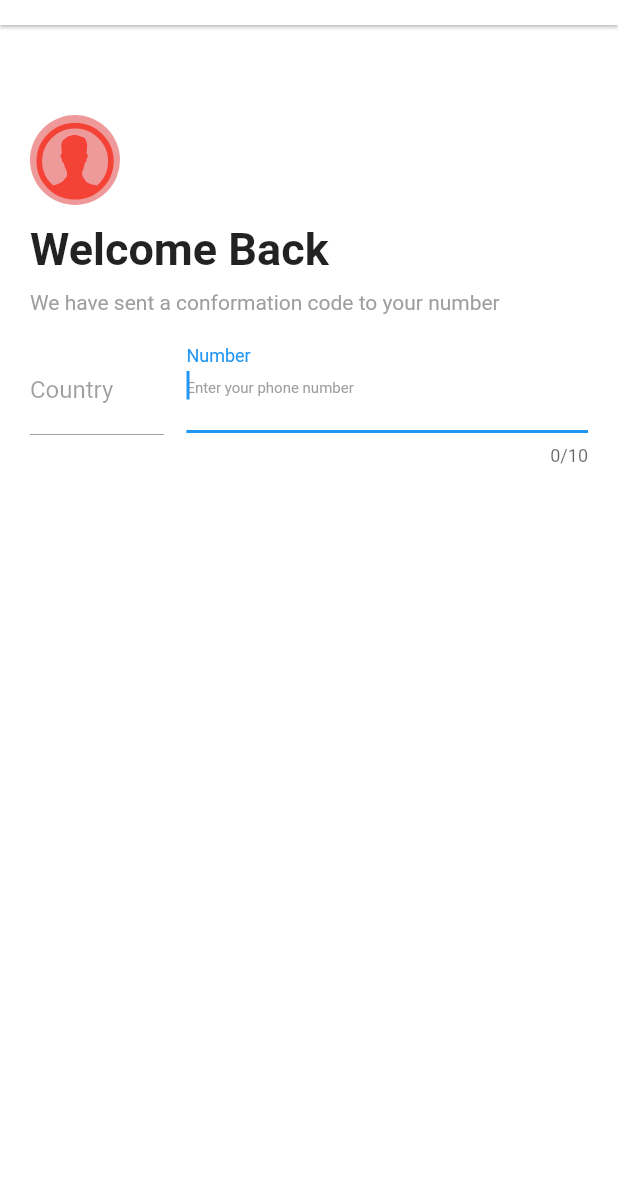
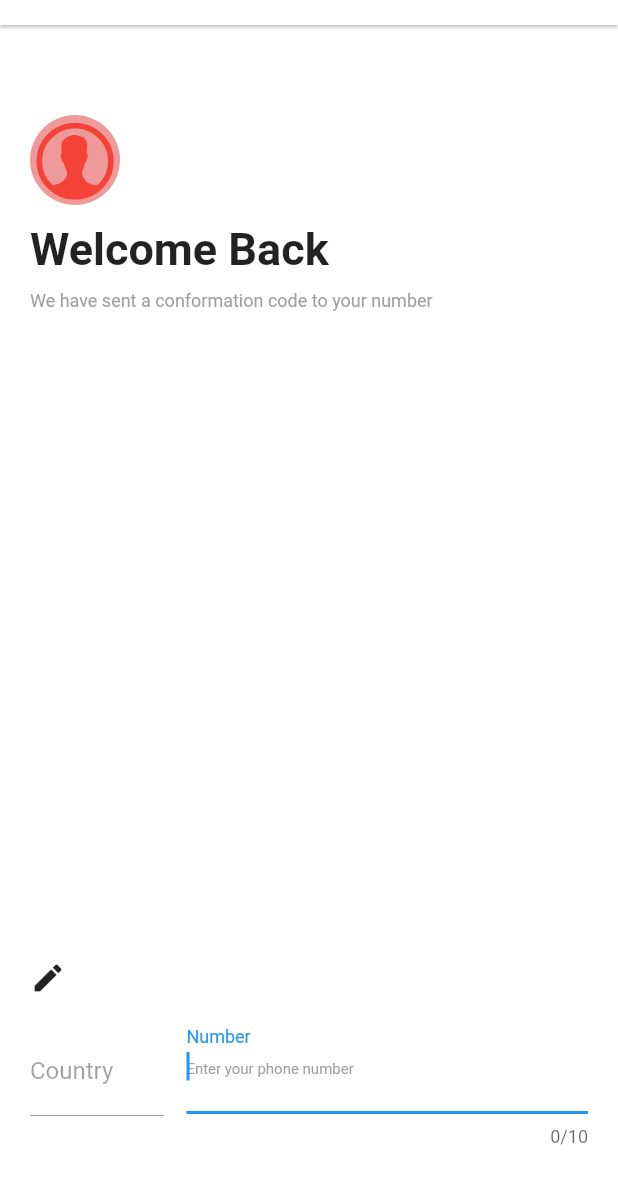
Before and after one commit to utsabhaldar/Donation-App-Using-Flutter-Firebase, a Flutter app: the OTPScreen screen opened directly with empty values, on a phone screen of 412 x 824 dp, the part 59-1236 px from its top. Run offline on Flutter 3.47's test engine with Material 2 defaults, Android fonts, the phone set to English and light mode, and no system bars; our stand-ins replace firebase_auth, firebase_core, flutter_signin_button, flutter_spinkit; accounts and stored records are empty.

Commit message:
Authentication added

```diff
--- a/lib/Screens/Authentication/otp_screen.dart
+++ b/lib/Screens/Authentication/otp_screen.dart
@@ -49,10 +49,11 @@ class _OTPScreenState extends State<OTPScreen> {
           const SizedBox(
             height: 10,
           ),
-          RichText(
+          Expanded(
+            child: RichText(
               text: TextSpan(
                   text: 'We have sent a conformation code to your number',
-                style: TextStyle(color: Colors.grey),
+                  style: TextStyle(color: Colors.grey, fontSize: 12),
                   children: [
                     TextSpan(
                       text: widget.number,
@@ -63,6 +64,13 @@ class _OTPScreenState extends State<OTPScreen> {
                       ),
                     ),
                   ]),
+            ),
+          ),
+          InkWell(
+            onTap: () {
+              Navigator.pop(context);
+            },
+            child: Icon(Icons.edit),
           ),
           Row(
             children: [
```
Also changed, not shown: lib/Screens/Authentication/phone_number.dart (+29 -23 lines). Lines whose indentation alone changed are shown as unchanged.
